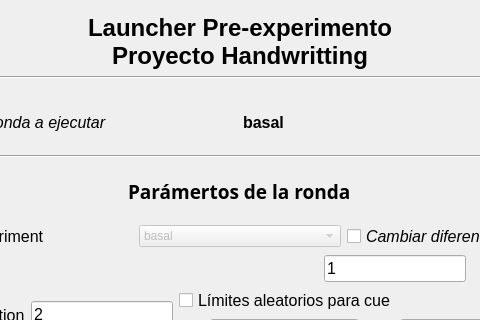
Above: pyhwr/widgets/runConfigurationApp.ui from lucasbaldezzari/pyhwr before the change; both pictures show x 97 to 577 and y 0 to 320 of the 674 by 639 pixel window. Below: the same form after it.
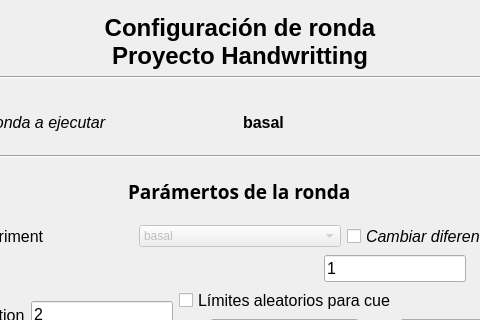
That is the form after the change.

Commit message: Se implementa botón volver en RunConfigurationApp y se agrega botón volver en Launcher

```diff
--- a/pyhwr/widgets/runConfigurationApp.ui
+++ b/pyhwr/widgets/runConfigurationApp.ui
@@ -56,7 +56,7 @@
        <enum>Qt::LeftToRight</enum>
       </property>
       <property name="text">
-       <string>Launcher Pre-experimento
+       <string>Configuración de ronda
 Proyecto Handwritting</string>
       </property>
       <property name="alignment">
```
Left out of the diff: 2 changed lines with no effect on the pictures. The commit also changes 4 other files.
